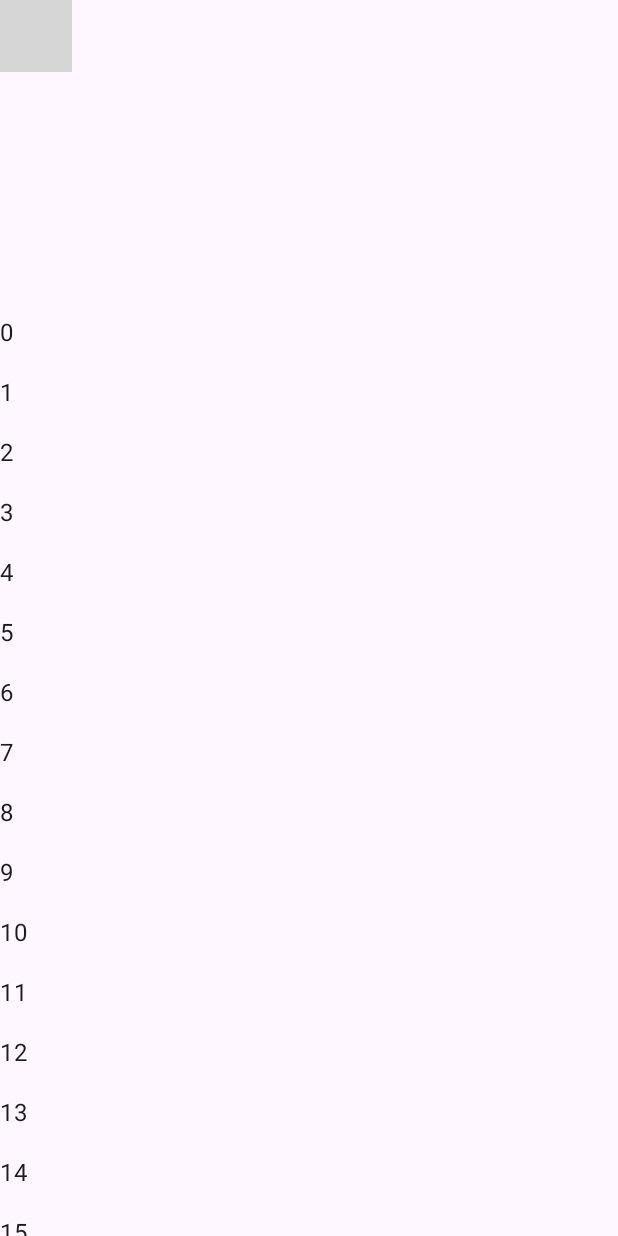
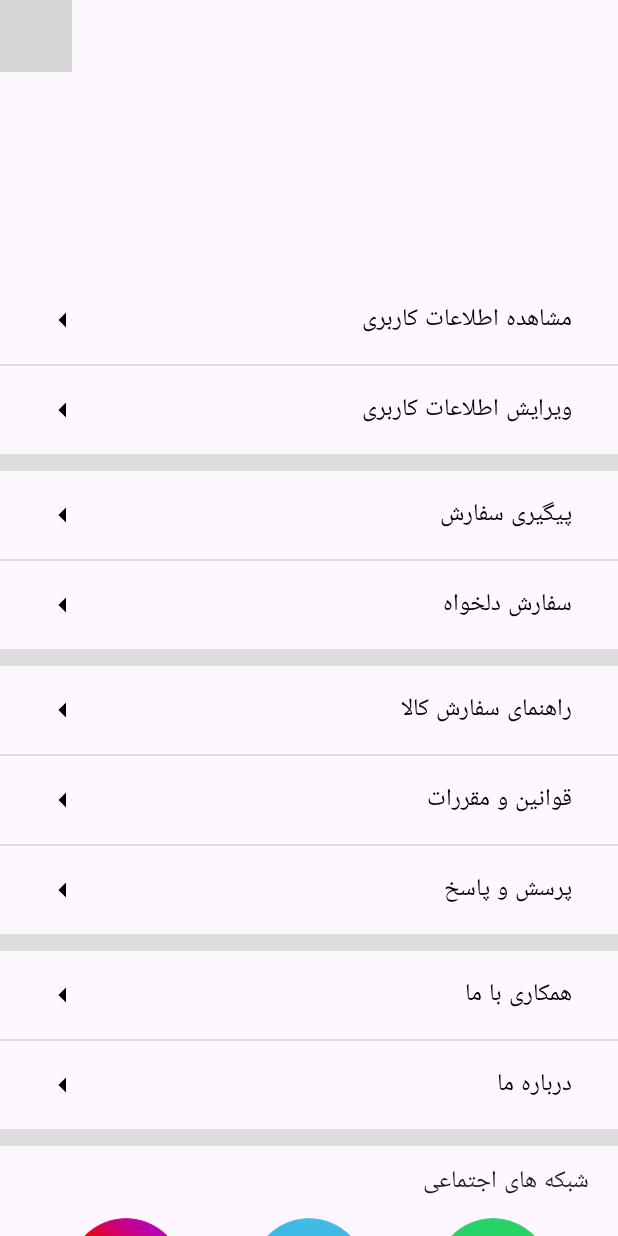
Before and after one commit to AbbasTestAccount/Shabrangkala, an Android app built with Jetpack Compose: the composable ProfileScreen shown on its own in the app's theme, on a phone screen of 412 x 824 dp. Run offline under Robolectric (Android 15) with nearby library versions, the phone set to English and light mode, and no system bars; our stand-ins replace constraintlayout-compose; libraries missing offline, so code that uses them is left out: dev.burnoo.cokoin; 3 statements that could not run were skipped; grey boxes are pictures that could not be loaded.

Commit message:
complete profile UI

```diff
--- a/app/src/main/java/com/example/shabrangkala/ui/featurs/profileScreen/ProfileScreen.kt
+++ b/app/src/main/java/com/example/shabrangkala/ui/featurs/profileScreen/ProfileScreen.kt
@@ -6,8 +6,11 @@ import android.annotation.SuppressLint
 import androidx.compose.foundation.Image
 import androidx.compose.foundation.background
 import androidx.compose.foundation.border
+import androidx.compose.foundation.clickable
+import androidx.compose.foundation.layout.Arrangement
 import androidx.compose.foundation.layout.Box
 import androidx.compose.foundation.layout.Column
+import androidx.compose.foundation.layout.Row
 import androidx.compose.foundation.layout.Spacer
 import androidx.compose.foundation.layout.fillMaxWidth
 import androidx.compose.foundation.layout.height
@@ -15,19 +18,25 @@ import androidx.compose.foundation.layout.padding
 import androidx.compose.foundation.layout.size
 import androidx.compose.foundation.rememberScrollState
 import androidx.compose.foundation.shape.CircleShape
+import androidx.compose.foundation.shape.RoundedCornerShape
 import androidx.compose.foundation.verticalScroll
+import androidx.compose.material3.Divider
 import androidx.compose.material3.Icon
 import androidx.compose.material3.IconButton
 import androidx.compose.material3.Text
 import androidx.compose.runtime.Composable
 import androidx.compose.runtime.mutableFloatStateOf
 import androidx.compose.runtime.remember
+import androidx.compose.ui.Alignment
 import androidx.compose.ui.Modifier
 import androidx.compose.ui.draw.clip
+import androidx.compose.ui.draw.rotate
 import androidx.compose.ui.graphics.Color
+import androidx.compose.ui.platform.LocalConfiguration
 import androidx.compose.ui.platform.LocalContext
 import androidx.compose.ui.res.painterResource
-import androidx.compose.ui.text.font.FontWeight
+import androidx.compose.ui.text.style.TextAlign
+import androidx.compose.ui.unit.Dp
 import androidx.compose.ui.unit.dp
 import androidx.compose.ui.unit.sp
 import androidx.constraintlayout.compose.ExperimentalMotionApi
@@ -36,6 +45,7 @@ import androidx.constraintlayout.compose.MotionScene
 import androidx.constraintlayout.compose.layoutId
 import androidx.navigation.NavHostController
 import com.example.shabrangkala.R
+import com.example.shabrangkala.ui.theme.LiteGray
 import dev.burnoo.cokoin.navigation.getNavController
 
 @SuppressLint("UnrememberedMutableState")
@@ -44,6 +54,10 @@ fun ProfileScreen() {
 
     val scrollState = rememberScrollState()
     val navController = getNavController()
+
+    val configuration = LocalConfiguration.current
+    val screenWidth = configuration.screenWidthDp.dp
+    val socialMediaWidth = screenWidth/3 - 60.dp
 
     val motionProgress = mutableFloatStateOf(
         if (scrollState.value < 600) {
@@ -58,18 +72,107 @@ fun ProfileScreen() {
             modifier = Modifier
                 .verticalScroll(scrollState)
                 .fillMaxWidth()
-                .padding(top = 72.dp)
+                .padding(top = 72.dp),
+            horizontalAlignment = Alignment.CenterHorizontally
         ) {
 
-            Spacer(Modifier.height(138.dp))
-            for (i in 0..40) {
-                Text(text = i.toString(), Modifier.size(40.dp))
+            Spacer(Modifier.height(112.dp))
+
+            ProfileRow("مشاهده اطلاعات کاربری", Color.Black)
+            ProfileRow("ویرایش اطلاعات کاربری", Color.Black)
+            Divider(thickness = 10.dp, modifier = Modifier.fillMaxWidth(), color = LiteGray)
+
+            ProfileRow("پیگیری سفارش", Color.Black)
+            ProfileRow("سفارش دلخواه", Color.Black)
+            Divider(thickness = 10.dp, modifier = Modifier.fillMaxWidth(), color = LiteGray)
+
+            ProfileRow("راهنمای سفارش کالا", Color.Black)
+            ProfileRow("قوانین و مقررات", Color.Black)
+            ProfileRow("پرسش و پاسخ", Color.Black)
+            Divider(thickness = 10.dp, modifier = Modifier.fillMaxWidth(), color = LiteGray)
+
+            ProfileRow("همکاری با ما", Color.Black)
+            ProfileRow("درباره ما", Color.Black)
+            Divider(thickness = 10.dp, modifier = Modifier.fillMaxWidth(), color = LiteGray)
+
+            SocialMediaRow(socialMediaWidth)
+            Divider(thickness = 10.dp, modifier = Modifier.fillMaxWidth(), color = LiteGray)
+
+            ProfileRow("خروج از حساب کاربری", Color.Red)
+            ProfileRow("پاک کردن حساب کاربری", Color.Red)
+
+            Box(
+                modifier = Modifier
+                    .fillMaxWidth()
+                    .background(LiteGray), contentAlignment = Alignment.Center
+            ) {
+                Column(horizontalAlignment = Alignment.CenterHorizontally) {
+                    Spacer(modifier = Modifier.height(10.dp))
+                    Text(text = "Shabrangkala version 1.0.0")
+                    Text(text = "Developed by AbbasShabrang", fontSize = 12.sp)
+                    Spacer(modifier = Modifier.height(20.dp))
+                }
             }
         }
 
 
         ProfileHeader(motionProgress.floatValue, navController)
     }
+}
+
+@Composable
+fun SocialMediaRow(socialMediaWidth: Dp) {
+    Column(modifier = Modifier.fillMaxWidth(), horizontalAlignment = Alignment.CenterHorizontally) {
+        Text(text = "شبکه های اجتماعی", textAlign = TextAlign.Right, modifier = Modifier.align(Alignment.End).padding(end = 20.dp, top = 10.dp))
+        Spacer(modifier = Modifier.height(10.dp))
+        Row(modifier = Modifier.fillMaxWidth(), horizontalArrangement = Arrangement.SpaceEvenly ) {
+            SocialMediaIcon(R.drawable.instagram_icon, socialMediaWidth)
+            SocialMediaIcon(R.drawable.telegram_icon, socialMediaWidth)
+            SocialMediaIcon(R.drawable.whatapp_icon, socialMediaWidth)
+        }
+        Spacer(modifier = Modifier.height(10.dp))
+
+    }
+}
+
+@Composable
+fun SocialMediaIcon(socialMediaIcon: Int, socialMediaWidth: Dp) {
+    Image(
+        painter = painterResource(id = socialMediaIcon),
+        contentDescription = "social media icon",
+        modifier = Modifier
+            .border(
+                width = 0.5.dp,
+                shape = CircleShape,
+                color = Color(0x22E0E0E0)
+            )
+            .clip(CircleShape)
+            .clickable { }
+            .size(socialMediaWidth)
+    )
+}
+
+@Composable
+fun ProfileRow(name: String, color: Color) {
+    Row(
+        verticalAlignment = Alignment.CenterVertically,
+        horizontalArrangement = Arrangement.SpaceBetween,
+        modifier = Modifier
+            .clickable { }
+            .fillMaxWidth()
+            .padding(horizontal = 30.dp, vertical = 15.dp)
+    ) {
+        Icon(
+            painter = painterResource(id = R.drawable.right_arrow),
+            contentDescription = "right arrow",
+            tint = color,
+            modifier = Modifier.rotate(180f)
+        )
+        Text(text = name, color = color)
+
+    }
+
+    Divider(thickness = 1.dp, modifier = Modifier.fillMaxWidth(), color = LiteGray)
 }
 
 
--- /dev/null
+++ b/app/src/main/res/drawable/instagram_icon.xml
@@ -0,0 +1,43 @@
+<vector xmlns:android="http://schemas.android.com/apk/res/android"
+    xmlns:aapt="http://schemas.android.com/aapt"
+    android:width="1000dp"
+    android:height="1000dp"
+    android:viewportWidth="1000"
+    android:viewportHeight="1000">
+  <path
+      android:pathData="M500,1000L500,1000C223.9,1000 0,776.1 0,500v0C0,223.9 223.9,0 500,0h0c276.1,0 500,223.9 500,500v0C1000,776.1 776.1,1000 500,1000z">
+    <aapt:attr name="android:fillColor">
+      <gradient
+          android:startX="146.4"
+          android:startY="853.6"
+          android:endX="853.6"
+          android:endY="146.4"
+          android:type="linear">
+        <item android:offset="0" android:color="#FFFFD521"/>
+        <item android:offset="0.1" android:color="#FFFFD020"/>
+        <item android:offset="0.1" android:color="#FFFEC01E"/>
+        <item android:offset="0.2" android:color="#FFFCA71B"/>
+        <item android:offset="0.3" android:color="#FFFA8316"/>
+        <item android:offset="0.4" android:color="#FFF85510"/>
+        <item android:offset="0.5" android:color="#FFF51E09"/>
+        <item android:offset="0.5" android:color="#FFF30005"/>
+        <item android:offset="0.5" android:color="#FFF20007"/>
+        <item android:offset="0.6" android:color="#FFE1003B"/>
+        <item android:offset="0.7" android:color="#FFD30067"/>
+        <item android:offset="0.8" android:color="#FFC70088"/>
+        <item android:offset="0.9" android:color="#FFBF00A0"/>
+        <item android:offset="0.9" android:color="#FFBB00AF"/>
+        <item android:offset="1" android:color="#FFB900B4"/>
+      </gradient>
+    </aapt:attr>
+  </path>
+  <path
+      android:pathData="M500,220.2c91.1,0 101.9,0.3 137.9,2c33.3,1.5 51.4,7.1 63.4,11.8c15.9,6.2 27.3,13.6 39.2,25.5c11.9,11.9 19.3,23.3 25.5,39.2c4.7,12 10.2,30.1 11.8,63.4c1.6,36 2,46.8 2,137.9s-0.3,101.9 -2,137.9c-1.5,33.3 -7.1,51.4 -11.8,63.4c-6.2,15.9 -13.6,27.3 -25.5,39.2c-11.9,11.9 -23.3,19.3 -39.2,25.5c-12,4.7 -30.1,10.2 -63.4,11.8c-36,1.6 -46.8,2 -137.9,2s-101.9,-0.3 -137.9,-2c-33.3,-1.5 -51.4,-7.1 -63.4,-11.8c-15.9,-6.2 -27.3,-13.6 -39.2,-25.5c-11.9,-11.9 -19.3,-23.3 -25.5,-39.2c-4.7,-12 -10.2,-30.1 -11.8,-63.4c-1.6,-36 -2,-46.8 -2,-137.9s0.3,-101.9 2,-137.9c1.5,-33.3 7.1,-51.4 11.8,-63.4c6.2,-15.9 13.6,-27.3 25.5,-39.2c11.9,-11.9 23.3,-19.3 39.2,-25.5c12,-4.7 30.1,-10.2 63.4,-11.8C398.1,220.5 408.9,220.2 500,220.2M500,158.7c-92.7,0 -104.3,0.4 -140.7,2.1c-36.3,1.7 -61.1,7.4 -82.9,15.9C254,185.3 234.9,197 216,216c-19,19 -30.6,38 -39.4,60.5c-8.4,21.7 -14.2,46.5 -15.9,82.9c-1.7,36.4 -2.1,48 -2.1,140.7c0,92.7 0.4,104.3 2.1,140.7c1.7,36.3 7.4,61.1 15.9,82.9C185.3,746 197,765.1 216,784c19,19 38,30.6 60.5,39.4c21.7,8.4 46.5,14.2 82.9,15.9c36.4,1.7 48,2.1 140.7,2.1s104.3,-0.4 140.7,-2.1c36.3,-1.7 61.1,-7.4 82.9,-15.9C746,814.7 765.1,803 784,784c19,-19 30.6,-38 39.4,-60.5c8.4,-21.7 14.2,-46.5 15.9,-82.9c1.7,-36.4 2.1,-48 2.1,-140.7s-0.4,-104.3 -2.1,-140.7c-1.7,-36.3 -7.4,-61.1 -15.9,-82.9C814.7,254 803,234.9 784,216c-19,-19 -38,-30.6 -60.5,-39.4c-21.7,-8.4 -46.5,-14.2 -82.9,-15.9C604.3,159.1 592.7,158.7 500,158.7L500,158.7z"
+      android:fillColor="#FFFFFF"/>
+  <path
+      android:pathData="M500,324.7c-96.8,0 -175.3,78.5 -175.3,175.3S403.2,675.3 500,675.3S675.3,596.8 675.3,500S596.8,324.7 500,324.7zM500,613.8c-62.8,0 -113.8,-50.9 -113.8,-113.8S437.2,386.2 500,386.2c62.8,0 113.8,50.9 113.8,113.8S562.8,613.8 500,613.8z"
+      android:fillColor="#FFFFFF"/>
+  <path
+      android:pathData="M682.2,317.8m-41,0a41,41 0,1 1,82 0a41,41 0,1 1,-82 0"
+      android:fillColor="#FFFFFF"/>
+</vector>
--- /dev/null
+++ b/app/src/main/res/drawable/right_arrow.xml
@@ -0,0 +1,5 @@
+<vector android:autoMirrored="true" android:height="24dp"
+    android:tint="#000000" android:viewportHeight="24"
+    android:viewportWidth="24" android:width="24dp" xmlns:android="http://schemas.android.com/apk/res/android">
+    <path android:fillColor="@android:color/white" android:pathData="M10,17l5,-5 -5,-5v10z"/>
+</vector>
--- /dev/null
+++ b/app/src/main/res/drawable/telegram_icon.xml
@@ -0,0 +1,30 @@
+<vector xmlns:android="http://schemas.android.com/apk/res/android"
+    xmlns:aapt="http://schemas.android.com/aapt"
+    android:width="512dp"
+    android:height="512dp"
+    android:viewportWidth="512"
+    android:viewportHeight="512">
+  <path
+      android:pathData="M256,256m-256,0a256,256 0,1 1,512 0a256,256 0,1 1,-512 0">
+    <aapt:attr name="android:fillColor">
+      <gradient
+          android:startX="256"
+          android:startY="0"
+          android:endX="256"
+          android:endY="510.13"
+          android:type="linear">
+        <item android:offset="0" android:color="#FF41BCE7"/>
+        <item android:offset="1" android:color="#FF22A6DC"/>
+      </gradient>
+    </aapt:attr>
+  </path>
+  <path
+      android:pathData="M380.6,147.3l-45.7,230.5c0,0 -6.4,16 -24,8.3l-105.5,-80.9L167,286.7l-64.6,-21.7c0,0 -9.9,-3.5 -10.9,-11.2c-1,-7.7 11.2,-11.8 11.2,-11.8l256.8,-100.7C359.5,141.2 380.6,131.9 380.6,147.3z"
+      android:fillColor="#FFFFFF"/>
+  <path
+      android:pathData="M197.2,375.2c0,0 -3.1,-0.3 -6.9,-12.4c-3.8,-12.1 -23.3,-76.1 -23.3,-76.1l155.1,-98.5c0,0 9,-5.4 8.6,0c0,0 1.6,1 -3.2,5.4c-4.8,4.5 -121.8,109.7 -121.8,109.7"
+      android:fillColor="#D2E4F0"/>
+  <path
+      android:pathData="M245.8,336.2l-41.7,38.1c0,0 -3.3,2.5 -6.8,0.9l8,-70.7"
+      android:fillColor="#B5CFE4"/>
+</vector>
--- /dev/null
+++ b/app/src/main/res/drawable/whatapp_icon.xml
@@ -0,0 +1,12 @@
+<vector xmlns:android="http://schemas.android.com/apk/res/android"
+    android:width="128dp"
+    android:height="128dp"
+    android:viewportWidth="128"
+    android:viewportHeight="128">
+  <path
+      android:pathData="M64,64m-64,0a64,64 0,1 1,128 0a64,64 0,1 1,-128 0"
+      android:fillColor="#25D366"/>
+  <path
+      android:pathData="M92.35,35.49c-7.52,-7.53 -17.52,-11.68 -28.18,-11.68c-21.95,0 -39.83,17.87 -39.83,39.83c-0,7.02 1.83,13.88 5.32,19.91L24,104.19l21.11,-5.54c5.82,3.17 12.37,4.84 19.04,4.85h0.02l0,0c21.95,0 39.82,-17.87 39.83,-39.83C104,53.03 99.86,43.02 92.35,35.49M64.17,96.77h-0.01c-5.94,-0 -11.77,-1.6 -16.85,-4.61l-1.21,-0.72l-12.53,3.29l3.34,-12.22l-0.79,-1.26c-3.32,-5.27 -5.07,-11.36 -5.06,-17.62c0.01,-18.25 14.86,-33.1 33.12,-33.1c8.84,0 17.16,3.45 23.41,9.71c6.25,6.26 9.69,14.57 9.69,23.42C97.27,81.92 82.42,96.77 64.17,96.77M82.33,71.98c-1,-0.5 -5.89,-2.9 -6.8,-3.24c-0.91,-0.33 -1.57,-0.5 -2.24,0.5s-2.57,3.24 -3.15,3.9c-0.58,0.66 -1.16,0.75 -2.16,0.25s-4.2,-1.55 -8,-4.94c-2.96,-2.64 -4.96,-5.9 -5.54,-6.89s-0.06,-1.53 0.44,-2.03c0.45,-0.45 1,-1.16 1.49,-1.74c0.5,-0.58 0.66,-1 1,-1.66c0.33,-0.66 0.17,-1.25 -0.08,-1.74c-0.25,-0.5 -2.24,-5.4 -3.07,-7.39c-0.81,-1.94 -1.63,-1.68 -2.24,-1.71c-0.58,-0.03 -1.25,-0.04 -1.91,-0.04c-0.66,0 -1.74,0.25 -2.65,1.25c-0.91,1 -3.48,3.4 -3.48,8.3c0,4.9 3.57,9.63 4.06,10.3c0.5,0.66 7.02,10.72 17,15.03c2.37,1.02 4.23,1.64 5.67,2.1c2.38,0.76 4.55,0.65 6.27,0.39c1.91,-0.28 5.89,-2.41 6.72,-4.73c0.83,-2.32 0.83,-4.32 0.58,-4.73C83.99,72.73 83.32,72.48 82.33,71.98"
+      android:fillColor="#FFFFFF"/>
+</vector>
```
